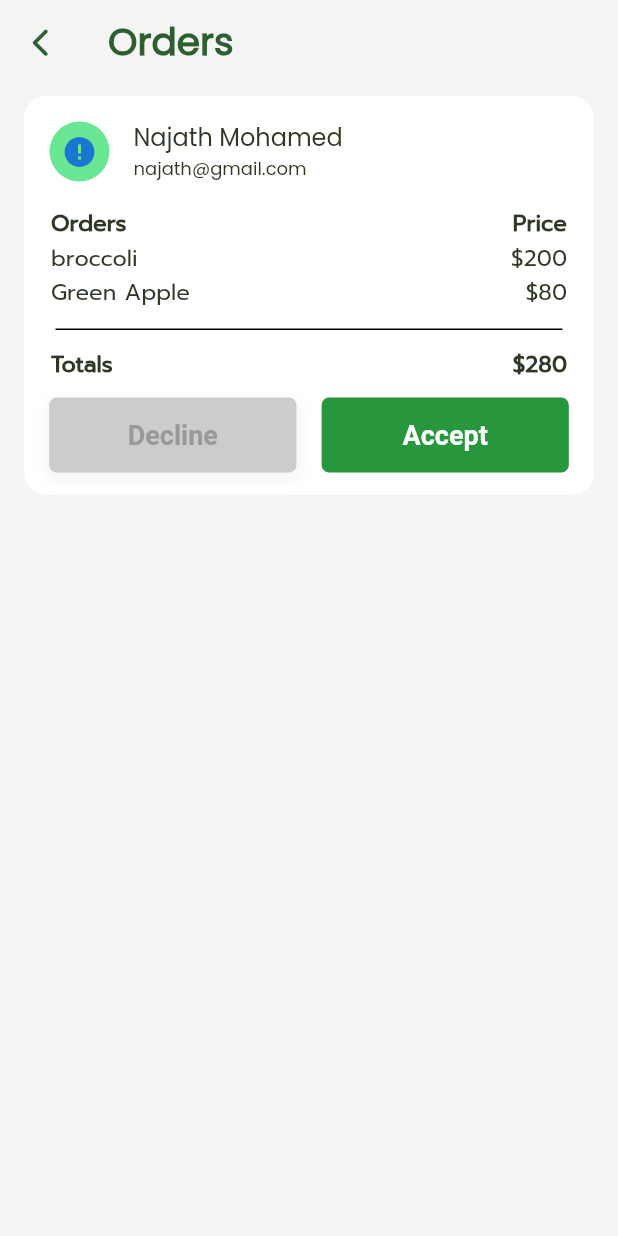
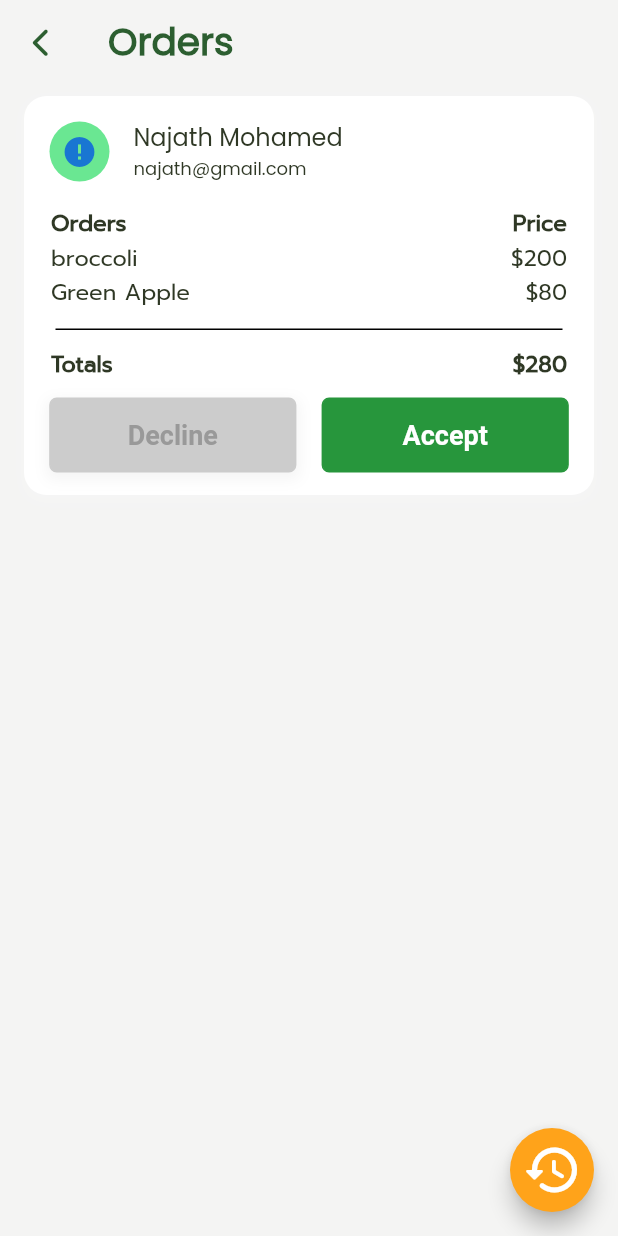
Before and after one commit to mhd-atheel/groceryapp, a Flutter app: the UserOrders screen opened directly, on a phone screen of 412 x 824 dp. Run offline on Flutter 3.47's test engine with Material 2 defaults, Android fonts, the phone set to English and light mode, and no system bars; drawn by our look-alikes of cached_network_image; our stand-ins replace badges, carousel_pro, cloud_firestore, firebase_auth, firebase_core, firebase_storage and 3 more; missing offline and left inert: bottom_bar; accounts and stored records are empty; network calls fail.

Commit message:
bit changes

```diff
--- a/lib/admins/userOrders.dart
+++ b/lib/admins/userOrders.dart
@@ -1,6 +1,7 @@
 import 'package:cached_network_image/cached_network_image.dart';
 import 'package:flutter/material.dart';
 import 'package:font_awesome_flutter/font_awesome_flutter.dart';
+import 'package:groceryapp/admins/orderHistory.dart';
 
 import 'adminHome.dart';
 
@@ -37,6 +38,16 @@ class _UserOrdersState extends State<UserOrders> {
           icon: Icon(FontAwesomeIcons.chevronLeft,size: 20,color: Color(0xff2C5E30),),
         ),
       ),
+      floatingActionButton: FloatingActionButton(
+          onPressed: () {
+            Navigator.push(
+              context,
+              MaterialPageRoute(builder: (context) => const OrderHistory()),
+            );
+          },
+          backgroundColor:Color(0xffffa31a),
+          child: const Icon(Icons.history_rounded,size: 40,)
+      ),
       body: Column(
         children: [
           Padding(
@@ -65,7 +76,7 @@ class _UserOrdersState extends State<UserOrders> {
                     leading: CircleAvatar(
                       backgroundColor: const Color(0xff6ae792),
                       child: CachedNetworkImage(
-                        imageUrl: '',
+                        imageUrl: 'https://firebasestorage.googleapis.com/v0/b/grocery-app-9b16d.appspot.com/o/UserProfiles%2F0qBOYa9ml7SVgG5bZza2cWzwW5j1%2F1670590530628?alt=media&token=9986c87f-7347-4311-ad7b-bcc3d2d18580',
                         imageBuilder: (context, imageProvider) => CircleAvatar(
                           backgroundImage: imageProvider,
                         ),
```
